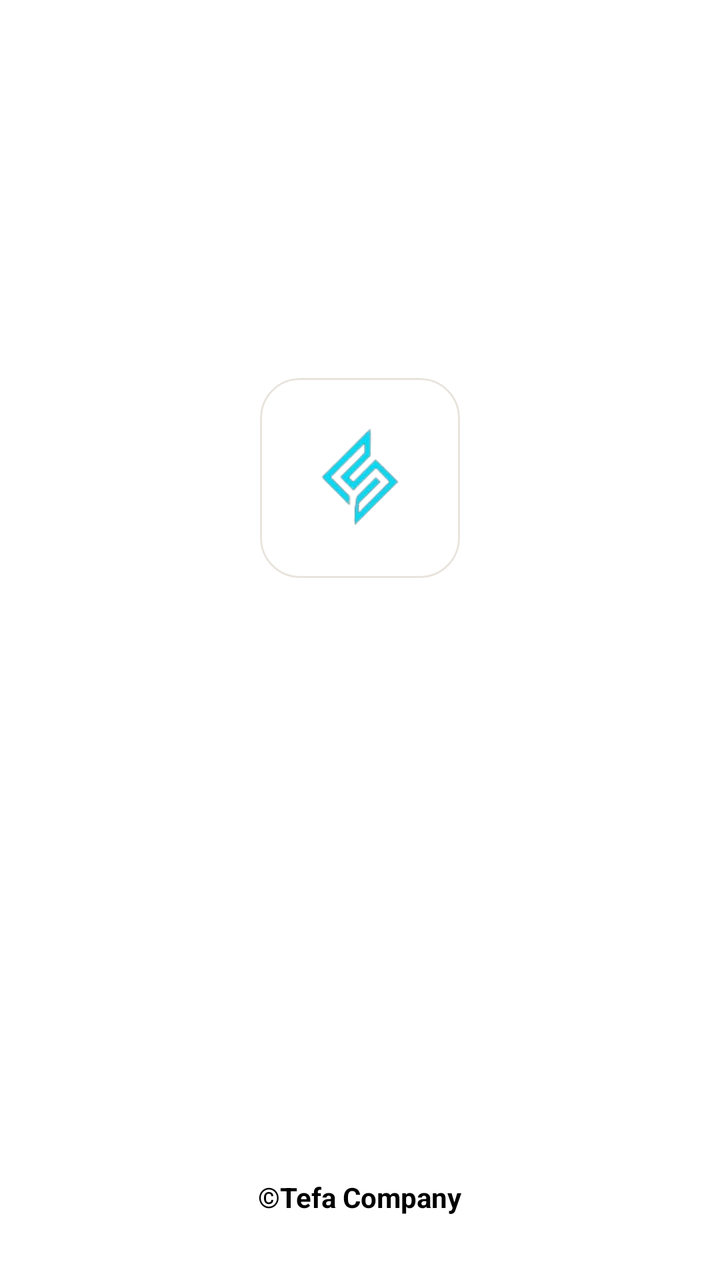
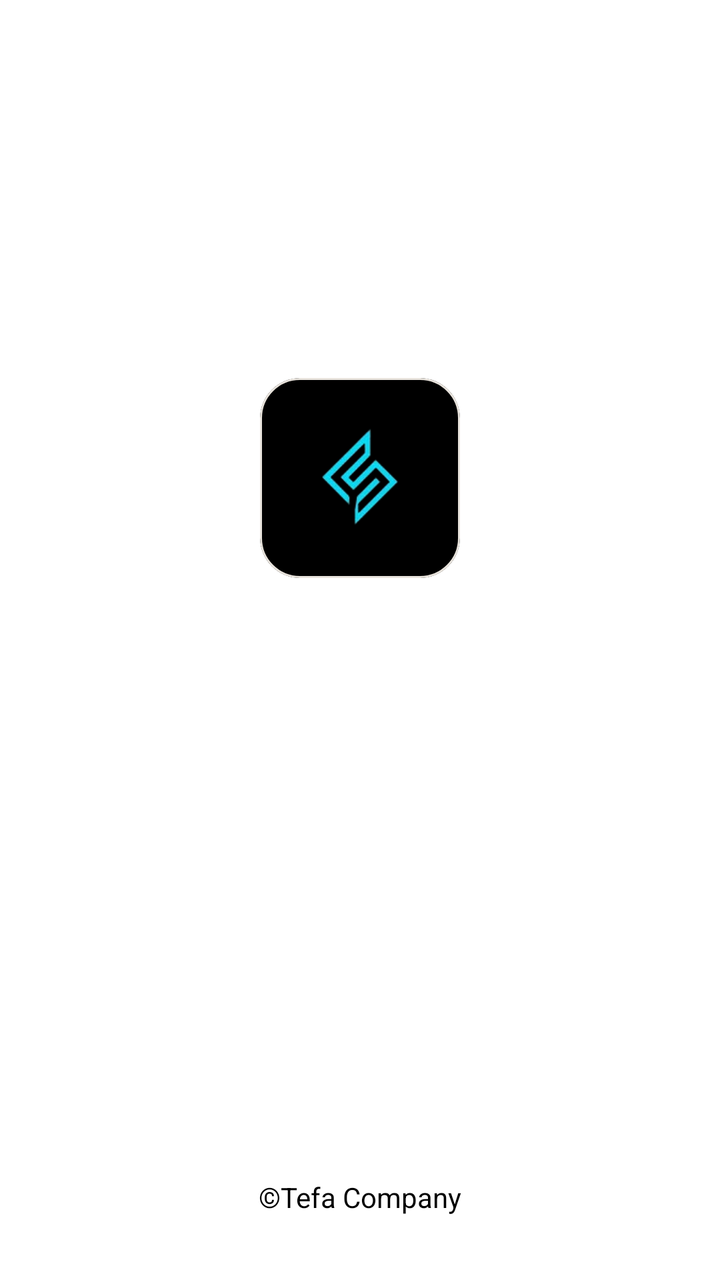

An Android layout rendered at two revisions. The XML below is the earlier revision; the diff shows what the commit changed to produce the second picture.
<!-- AndroidManifest.xml: application theme Theme.BkNova -->
<!-- res/layout/activity_splash.xml -->
<?xml version="1.0" encoding="utf-8"?>
<androidx.constraintlayout.widget.ConstraintLayout xmlns:android="http://schemas.android.com/apk/res/android"
    xmlns:app="http://schemas.android.com/apk/res-auto"
    xmlns:tools="http://schemas.android.com/tools"
    android:layout_width="match_parent"
    android:layout_height="match_parent"
    android:background="@android:color/white">

    
    <com.google.android.material.card.MaterialCardView
        android:id="@+id/logo_container"
        android:layout_width="100dp"
        android:layout_height="100dp"
        app:cardBackgroundColor="#FFFFFF"
        app:cardCornerRadius="20dp"
        app:layout_constraintBottom_toBottomOf="parent"
        app:layout_constraintEnd_toEndOf="parent"
        app:layout_constraintStart_toStartOf="parent"
        app:layout_constraintTop_toTopOf="parent"
        app:layout_constraintVertical_bias="0.35">

        <ImageView
            android:id="@+id/logo"
            android:layout_width="80dp"
            android:layout_height="80dp"
            android:layout_gravity="center"
            android:src="@drawable/logo"
            tools:ignore="ContentDescription" />

    </com.google.android.material.card.MaterialCardView>



    
    <TextView
        android:layout_width="wrap_content"
        android:layout_height="wrap_content"
        android:layout_marginBottom="32dp"
        android:text="©Tefa Company"
        android:textColor="@android:color/black"
        android:textStyle="bold"
        app:layout_constraintBottom_toBottomOf="parent"
        app:layout_constraintEnd_toEndOf="parent"
        app:layout_constraintStart_toStartOf="parent" />

</androidx.constraintlayout.widget.ConstraintLayout>
<!-- resources referenced by this layout -->
<resources>
  <!-- drawable logo: png bitmap (drawable, 9816 bytes) -->
  <style name="Theme.BkNova" parent="Base.Theme.BkNova" />
  <style name="Base.Theme.BkNova" parent="Theme.Material3.Light.NoActionBar">
  
          
          <item name="colorPrimary">@color/brand_primary</item>
          <item name="colorOnPrimary">@color/white</item>
          <item name="colorPrimaryContainer">@color/brand_soft</item>
          <item name="colorOnPrimaryContainer">@color/text_color_primary</item>
  
          <item name="colorSecondary">@color/accent_pink</item>
          
          <item name="colorOnSecondary">@color/text_color_primary</item>
          <item name="colorSecondaryContainer">@color/accent_pink_soft</item>
          <item name="colorOnSecondaryContainer">@color/text_color_primary</item>
  
          <item name="colorTertiary">@color/accent_peach</item>
          <item name="colorOnTertiary">@color/text_color_primary</item>
          <item name="colorTertiaryContainer">@color/accent_peach_soft</item>
          <item name="colorOnTertiaryContainer">@color/text_color_primary</item>
  
          <item name="colorSurface">@color/white</item>
          <item name="colorOnSurface">@color/text_color_primary</item>
          <item name="colorSurfaceVariant">@color/background_cream</item>
          <item name="colorOnSurfaceVariant">@color/text_color_secondary</item>
          <item name="android:colorBackground">@color/background_cream</item>
          <item name="colorOnBackground">@color/text_color_primary</item>
  
          <item name="colorOutline">@color/divider_color</item>
          <item name="colorOutlineVariant">@color/divider_color</item>
  
          <item name="colorError">@color/red_text</item>
          <item name="colorOnError">@color/white</item>
          <item name="colorErrorContainer">@color/red_light</item>
          <item name="colorOnErrorContainer">@color/red_text</item>
  
          <item name="android:windowBackground">@color/background_cream</item>
  
          
          <item name="android:statusBarColor">@color/white</item>
          <item name="android:windowLightStatusBar">true</item>
          <item name="android:navigationBarColor">@color/white</item>
          <item name="android:windowLightNavigationBar" tools:targetApi="o_mr1">true</item>
      </style>
  <color name="brand_primary">#8333EA</color>
  <color name="white">#FFFFFFFF</color>
  <color name="brand_soft">#F0E6FC</color>
  <color name="text_color_primary">#2A1E33</color>
  <color name="accent_pink">#FF7FAF</color>
  <color name="accent_pink_soft">#FFECF3</color>
  <color name="accent_peach">#FFC6BF</color>
  <color name="accent_peach_soft">#FFE8E5</color>
  <color name="background_cream">#F8F7F2</color>
  <color name="text_color_secondary">#6B5E75</color>
  <color name="divider_color">#E8E3DC</color>
  <color name="red_text">#DC2626</color>
  <color name="red_light">#FEE2E2</color>
</resources>

<!-- the commit's change to res/layout/activity_splash.xml (unified diff, before → after) -->
@@ -11,7 +11,7 @@
         android:id="@+id/logo_container"
         android:layout_width="100dp"
         android:layout_height="100dp"
-        app:cardBackgroundColor="#FFFFFF"
+        app:cardBackgroundColor="#000000"
         app:cardCornerRadius="20dp"
         app:layout_constraintBottom_toBottomOf="parent"
         app:layout_constraintEnd_toEndOf="parent"
@@ -38,7 +38,6 @@
         android:layout_marginBottom="32dp"
         android:text="©Tefa Company"
         android:textColor="@android:color/black"
-        android:textStyle="bold"
         app:layout_constraintBottom_toBottomOf="parent"
         app:layout_constraintEnd_toEndOf="parent"
         app:layout_constraintStart_toStartOf="parent" />
<!-- resource entries referenced after the edit -->
@@ -44,7 +44,7 @@
           <item name="android:navigationBarColor">@color/white</item>
           <item name="android:windowLightNavigationBar" tools:targetApi="o_mr1">true</item>
       </style>
-  <color name="brand_primary">#8333EA</color>
+  <color name="brand_primary">#5561F4</color>
   <color name="white">#FFFFFFFF</color>
   <color name="brand_soft">#F0E6FC</color>
   <color name="text_color_primary">#2A1E33</color>
